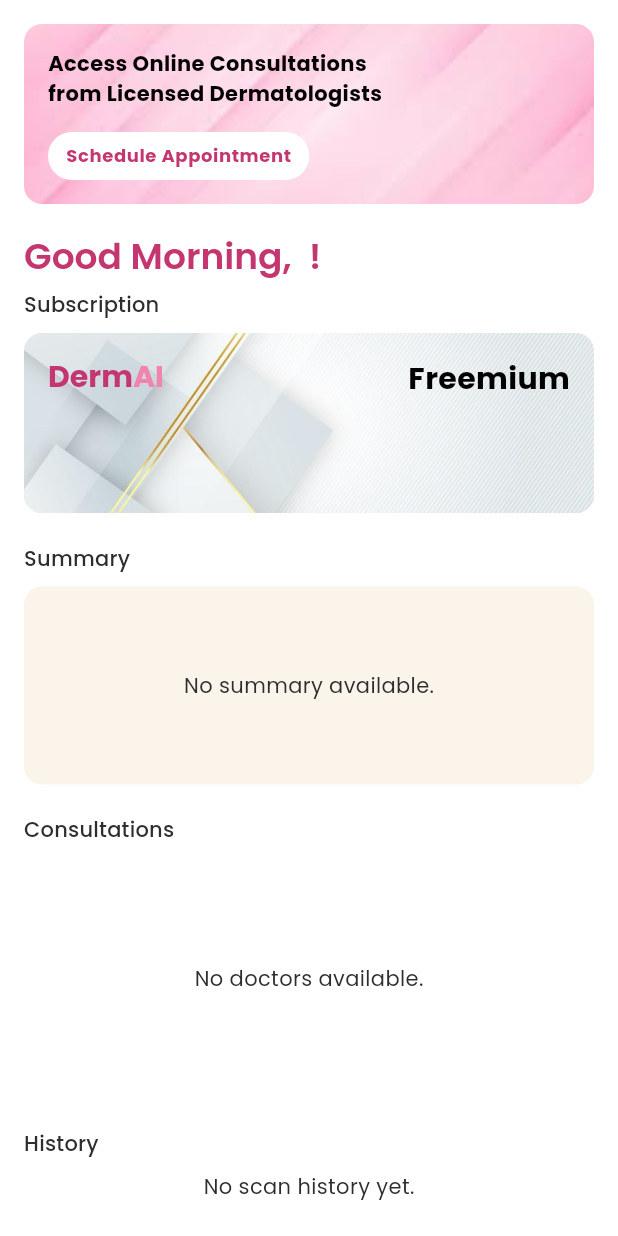
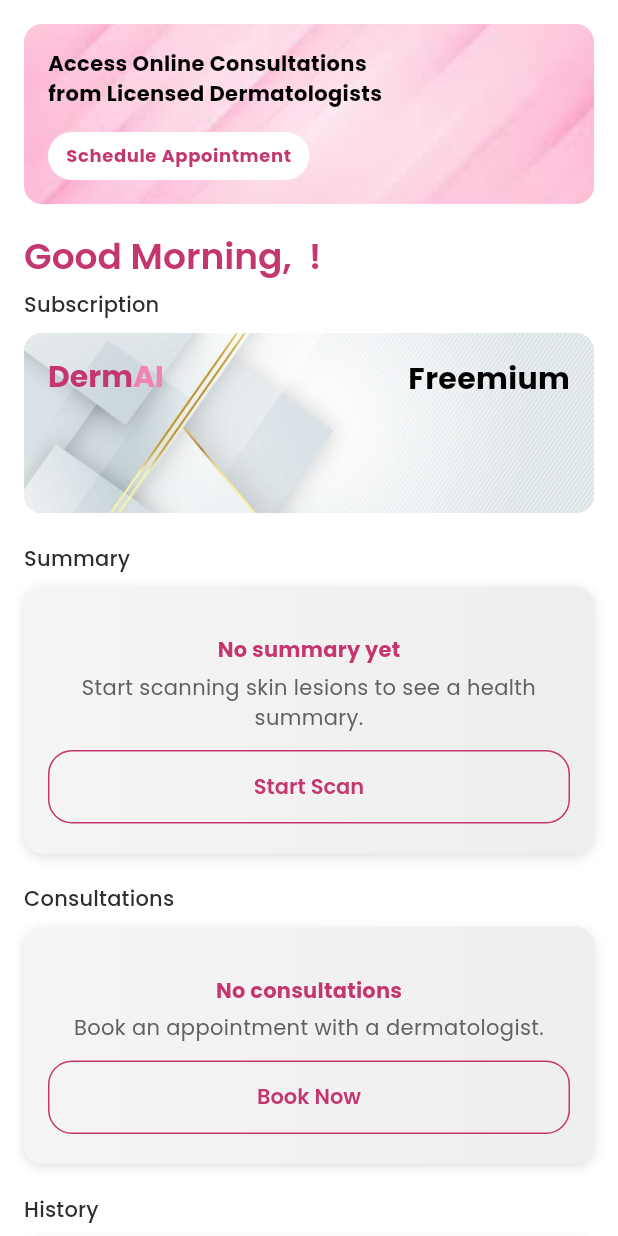
Before and after one commit to padsue/dermai-v2.5, a Flutter app: the HomeScreen screen opened directly, on a phone screen of 412 x 824 dp. Run offline on Flutter 3.47's test engine with Material 3 defaults, Android fonts, the phone set to English and light mode, and no system bars; our stand-ins replace audioplayers, cached_network_image, cloud_firestore, cloud_functions, dotted_border, file_picker and 16 more; missing offline and left inert: tflite_flutter; accounts and stored records are empty; project files that could hold a hidden picture were left out.

Commit message:
initial design for home screen

```diff
--- a/lib/screens/home_screen.dart
+++ b/lib/screens/home_screen.dart
@@ -318,16 +318,12 @@
         }
 
         if (!snapshot.hasData || snapshot.data!.isEmpty) {
-          return Container(
-            height: 132,
-            padding: const EdgeInsets.all(16),
-            decoration: BoxDecoration(
-              color: AppColors.champagne,
-              borderRadius: BorderRadius.circular(12),
-            ),
-            child: Center(
-                child: Text('No summary available.',
-                    style: theme.textTheme.bodyMedium)),
+          return _EmptyState(
+            title: 'No summary yet',
+            subtitle: 'Start scanning skin lesions to see a health summary.',
+            asset: 'assets/images/empty_summary.png',
+            onAction: () => context.read<AppProvider>().changeTab(1),
+            actionLabel: 'Start Scan',
           );
         }
 
@@ -454,8 +450,13 @@
               child: Center(child: Text('Could not load doctors.')));
         }
         if (!doctorsSnapshot.hasData || doctorsSnapshot.data!.isEmpty) {
-          return const SizedBox(
-              height: 160, child: Center(child: Text('No doctors available.')));
+          return _EmptyState(
+            title: 'No consultations',
+            subtitle: 'Book an appointment with a dermatologist.',
+            asset: 'assets/images/empty_consult.png',
+            onAction: () => Navigator.pushNamed(context, '/book'),
+            actionLabel: 'Book Now',
+          );
         }
 
         final allDoctors = doctorsSnapshot.data!;
@@ -613,7 +614,13 @@
           return const Center(child: Text('Could not load history.'));
         }
         if (!snapshot.hasData || snapshot.data!.isEmpty) {
-          return const Center(child: Text('No scan history yet.'));
+          return _EmptyState(
+            title: 'No history',
+            subtitle: 'Your previous scans will appear here.',
+            asset: 'assets/images/empty_history.png',
+            onAction: () => context.read<AppProvider>().changeTab(1),
+            actionLabel: 'Scan Now',
+          );
         }
 
         final latestRecords = snapshot.data!.take(5).toList();
@@ -744,6 +751,9 @@
             : theme.cardTheme.color,
         borderRadius: BorderRadius.circular(12),
         border: Border.all(color: AppColors.primary.withOpacity(0.5)),
+        boxShadow: [
+          BoxShadow(color: Colors.black12, blurRadius: 6, offset: const Offset(0, 2)),
+        ],
       ),
       child: Column(
         crossAxisAlignment: CrossAxisAlignment.start,
@@ -791,3 +801,70 @@
     );
   }
 }
+
+// ---------------------------------------------------------------------------
+// Reusable empty‑state widget used throughout HomeScreen when a stream has no data.
+// ---------------------------------------------------------------------------
+class _EmptyState extends StatelessWidget {
+  final String title;
+  final String subtitle;
+  final String asset; // path to PNG/SVG asset
+  final VoidCallback? onAction;
+  final String? actionLabel;
+
+  const _EmptyState({
+    required this.title,
+    required this.subtitle,
+    required this.asset,
+    this.onAction,
+    this.actionLabel,
+    Key? key,
+  }) : super(key: key);
+
+  @override
+  Widget build(BuildContext context) {
+    final theme = Theme.of(context);
+    return Container(
+      padding: const EdgeInsets.symmetric(horizontal: 16, vertical: 20),
+      decoration: BoxDecoration(
+        gradient: LinearGradient(
+          colors: [Colors.grey.shade100, Colors.grey.shade200],
+        ),
+        borderRadius: BorderRadius.circular(12),
+        boxShadow: [
+          BoxShadow(color: Colors.black12, blurRadius: 6, offset: const Offset(0, 2)),
+        ],
+      ),
+      child: Column(
+        mainAxisSize: MainAxisSize.min,
+        children: [
+
+          const SizedBox(height: 12),
+          Text(title,
+              style: theme.textTheme.titleMedium?.copyWith(
+                fontWeight: FontWeight.bold,
+                color: theme.colorScheme.primary,
+              )),
+          const SizedBox(height: 4),
+          Text(subtitle,
+              style: theme.textTheme.bodyMedium?.copyWith(color: Colors.grey[700]),
+              textAlign: TextAlign.center),
+          if (onAction != null && actionLabel != null) ...[
+            const SizedBox(height: 12),
+            ElevatedButton(
+              onPressed: onAction,
+              style: ElevatedButton.styleFrom(
+                backgroundColor: Colors.transparent,
+                foregroundColor: theme.colorScheme.primary,
+                side: BorderSide(color: theme.colorScheme.primary),
+                shape: RoundedRectangleBorder(borderRadius: BorderRadius.circular(16)),
+                elevation: 0,
+              ),
+              child: Text(actionLabel!),
+            ),
+          ],
+        ],
+      ),
+    );
+  }
+}
```
